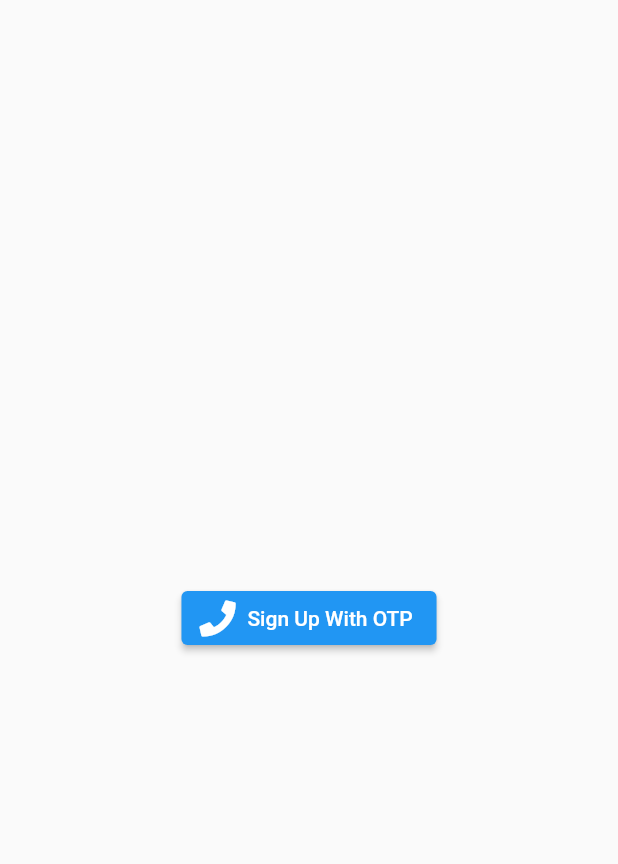
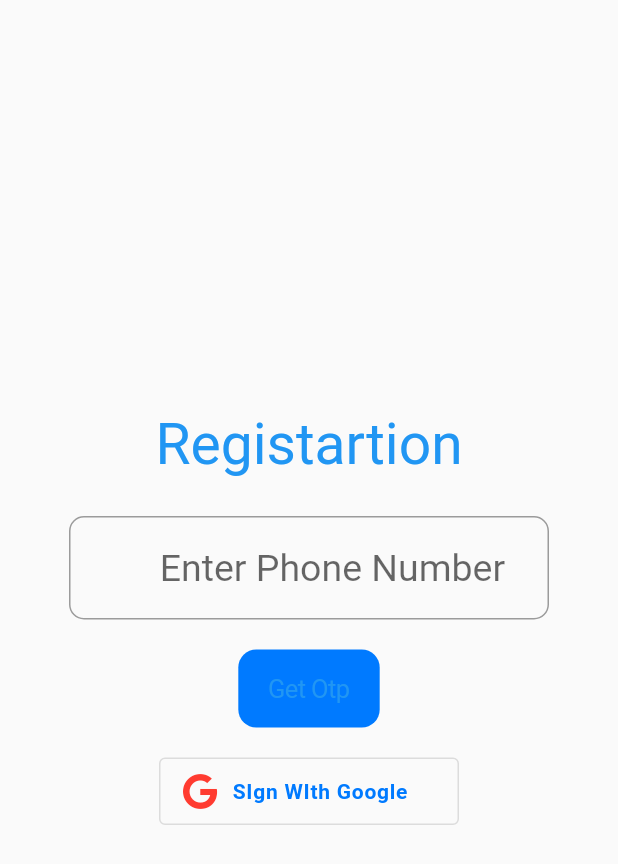
Before and after one commit to knk-naviin/Shalong-app, a Flutter app: the screen it shows after launch, on a phone screen of 412 x 824 dp. Shown: the top 864 px of the screen. Run offline on Flutter 3.47's test engine with Material 2 defaults, Android fonts, the phone set to English and light mode, and no system bars; our stand-ins replace animated_splash_screen, cloud_firestore, firebase_auth, firebase_core, font_awesome_flutter, google_sign_in and 1 more; accounts and stored records are empty.

Commit message:
g sign in integration

```diff
--- a/shalong/lib/Dashboard/Dashboard.dart
+++ b/shalong/lib/Dashboard/Dashboard.dart
@@ -30,8 +30,7 @@ class _DashboardScreenState extends State<DashboardScreen> {
                         }, child: Text("Cancel")),
                         TextButton(onPressed: (){
                           Navigator.of(ctx).pop();
-                          FirebaseAuth.instance.signOut();
-                          Navigator.of(context).pushReplacementNamed("/launch");
+                          signout().then((value) => Navigator.pushReplacementNamed(context, "/launch"));
                         }, child: Text("Logout")),
                       ],));
                   // FirebaseAuth.instance.signOut();
--- a/shalong/lib/Dashboard/NextScreen.dart
+++ b/shalong/lib/Dashboard/NextScreen.dart
@@ -1,7 +1,7 @@
 import 'package:firebase_auth/firebase_auth.dart';
 import 'package:flutter/material.dart';
+import 'package:shalong/UserAuthentication/GoogleSignIn/GoogleSignIn.dart';
 
-import '../UserAuthentication/OTPAuth/PhoneAuth.dart';
 
 
 class NextScreen extends StatefulWidget {
@@ -23,7 +23,7 @@ class _NextScreenState extends State<NextScreen> {
               await FirebaseAuth.instance.signOut();
               Navigator.pushAndRemoveUntil(
                   context,
-                  MaterialPageRoute(builder: (context) => PhoneAuth()),
+                  MaterialPageRoute(builder: (context) => GoogleSignIn()),
                       (route) => false);
             },
           )
--- /dev/null
+++ b/shalong/lib/UserAuthentication/GoogleSignIn/GoogleSignIn.dart
@@ -0,0 +1,63 @@
+import 'package:flutter/cupertino.dart';
+import 'package:flutter/material.dart';
+import 'package:font_awesome_flutter/font_awesome_flutter.dart';
+import 'package:shalong/Dashboard/Dashboard.dart';
+
+import '../AuthManager.dart';
+
+
+
+class GoogleSignIn extends StatefulWidget {
+  const GoogleSignIn({Key? key}) : super(key: key);
+
+  @override
+  _GoogleSignInState createState() => _GoogleSignInState();
+}
+
+class _GoogleSignInState extends State<GoogleSignIn> {
+  @override
+  Widget build(BuildContext context) {
+    return Container(
+      width: 200,
+      height: 45,
+  child: Center(
+          child: SizedBox(
+        width: 200,
+        height: 45,
+        child: OutlinedButton(
+          onPressed: () async {
+           var profile = await signInWithGoogleAndGetProfile();
+           if (profile == null) {
+             //profile update
+             showDialog(context: (context), builder: (build)=>AlertDialog(
+               title: Text("Info is not available"),
+             ));
+           } else {
+             Navigator.of(context).pushReplacementNamed("/launch");
+
+             // Navigator.push(context, MaterialPageRoute(builder: (builder) => DashboardScreen(profile)));
+           }
+          },
+          child: Row(
+            children: [
+              FaIcon(
+                FontAwesomeIcons.google,
+                color: CupertinoColors.systemRed,
+              ),
+              SizedBox(
+                width: 10,
+              ),
+              Text(
+                "SIgn WIth Google",
+                style: TextStyle(
+                    color: CupertinoColors.systemBlue,
+                    fontWeight: FontWeight.bold,
+                    letterSpacing: 0.5),
+              )
+            ],
+          ),
+        ),
+      )),
+    );
+  }
+}
--- a/shalong/lib/UserAuthentication/OTPAuth/OtpMain.dart
+++ /dev/null
@@ -1,34 +0,0 @@
-import 'package:flutter/material.dart';
-import 'package:font_awesome_flutter/font_awesome_flutter.dart';
-import 'package:shalong/UserAuthentication/OTPAuth/PhoneAuth.dart';
-
-
-
-class OtpLogin extends StatefulWidget {
-  const OtpLogin({Key? key}) : super(key: key);
-
-  @override
-  _OtpLoginState createState() => _OtpLoginState();
-}
-
-class _OtpLoginState extends State<OtpLogin> {
-  @override
-  Widget build(BuildContext context) {
-    return Scaffold(
-      body: Row(
-        mainAxisAlignment: MainAxisAlignment.center,
-        children: [
-          Column(
-            mainAxisAlignment: MainAxisAlignment.center,
-            children: [
-              ElevatedButton.icon(onPressed: (){
-                Navigator.of(context).push(MaterialPageRoute(
-                    builder: (context) => PhoneAuth()));
-              }, icon: FaIcon(FontAwesomeIcons.phone,color: Colors.white,), label:Text("Sign Up With OTP"))
-            ],
-          ),
-        ],
-      ),
-    );
-  }
-}
--- /dev/null
+++ b/shalong/lib/UserAuthentication/UserAuth.dart
@@ -0,0 +1,60 @@
+import 'package:flutter/cupertino.dart';
+import 'package:flutter/material.dart';
+
+import 'package:pinput/pin_put/pin_put.dart';
+
+import 'GoogleSignIn/GoogleSignIn.dart';
+
+class UserAuth extends StatefulWidget {
+  const UserAuth({Key? key}) : super(key: key);
+
+  @override
+  _UserAuthState createState() => _UserAuthState();
+}
+
+class _UserAuthState extends State<UserAuth> {
+  @override
+  Widget build(BuildContext context) {
+    return GestureDetector(
+      onTap: () => FocusScope.of(context).unfocus(),
+      child: Scaffold(
+        body: Center(
+          child: Column(
+            mainAxisAlignment: MainAxisAlignment.center,
+            children: [
+              Padding(
+                padding: const EdgeInsets.only(bottom: 25.0),
+                child: Text("Registartion",style: TextStyle(color: Colors.blue,fontSize: 38),),
+              ),
+              SizedBox(
+                width: 320,
+                child: TextField(
+                  style: TextStyle(fontSize: 25),
+                  cursorColor: Colors.black12,
+                  decoration: InputDecoration(
+                      hintText: "Enter Phone Number",
+                      hintStyle: TextStyle(fontSize: 25),
+                      prefixText: "+91 ",
+                      prefixStyle: TextStyle(fontSize: 25),
+                      border: OutlineInputBorder(
+                          borderRadius:BorderRadius.circular(10.0)
+                      )
+                  ),
+                ),
+              ),
+              SizedBox(
+                height: 20,
+              ),
+              CupertinoButton(child: Text("Get Otp"), onPressed: (){},color: CupertinoColors.systemBlue,),
+              Padding(
+                padding: const EdgeInsets.only(top: 20.0),
+                child: GoogleSignIn(),
+              )
+
+            ],
+          ),
+        ),
+      ),
+    );
+  }
+}
--- a/shalong/pubspec.yaml
+++ b/shalong/pubspec.yaml
@@ -36,6 +36,7 @@ dependencies:
   font_awesome_flutter: ^9.0.0
   provider: ^5.0.0
   pinput: ^1.2.0
+  http:
 
 
 
```
Also changed, not shown: shalong/lib/UserAuthentication/AuthManager.dart (+34 -3 lines), shalong/lib/UserAuthentication/OTPAuth/OTP.dart (deleted, +0 -122 lines), shalong/lib/UserAuthentication/OTPAuth/PhoneAuth.dart (deleted, +0 -68 lines), shalong/lib/main.dart (+7 -5 lines), shalong/pubspec.lock, 2 other files.
